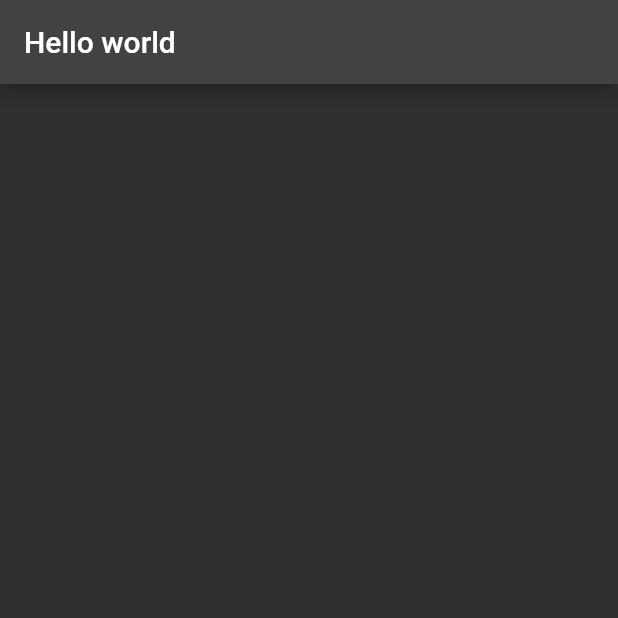
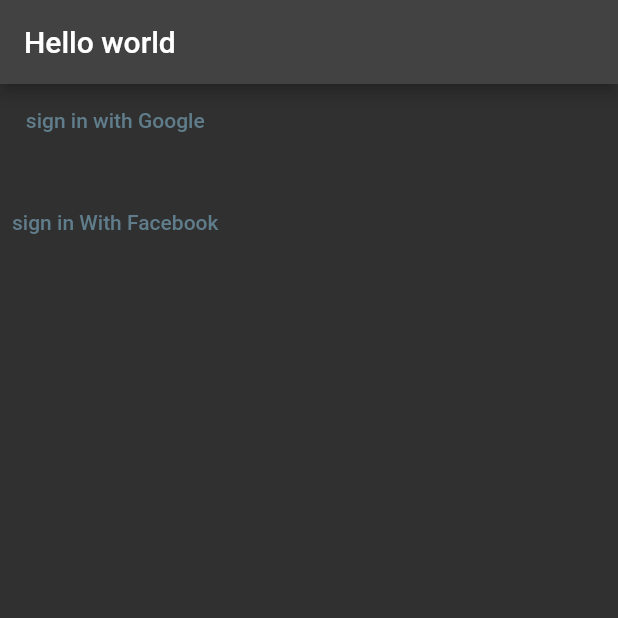
Before and after one commit to Sachin98123/Image-Sharing-App, a Flutter app: the screen it shows after launch, on a phone screen of 412 x 824 dp, the top half of it. Run offline on Flutter 3.47's test engine with Material 2 defaults, Android fonts, the light colour scheme and no system bars; our stand-ins replace firebase_auth, firebase_core, google_sign_in; missing offline and left inert: flutter_facebook_auth; accounts and stored records are empty.

Commit message:
auth done somehow

```diff
--- a/lib/main.dart
+++ b/lib/main.dart
@@ -1,6 +1,7 @@
 import 'package:firebase_core/firebase_core.dart';
 import 'package:flutter/material.dart';
 import 'package:insta_closachin/firebase_options.dart';
+import 'package:insta_closachin/state/auth/backend/authenticator.dart';
 
 void main() async {
   WidgetsFlutterBinding.ensureInitialized();
@@ -42,6 +43,27 @@
       appBar: AppBar(
         title: const Text("Hello world"),
       ),
+      body: Column(
+        children: [
+          TextButton(
+            onPressed: () async {
+              final result = await Authenticator().loginWithGoogle();
+              print(result);
+            },
+            child: const Text('sign in with Google'),
+          ),
+          const SizedBox(
+            height: 20,
+          ),
+          TextButton(
+            onPressed: () async {
+              final result = await Authenticator().loginWithFacebook();
+              print(result);
+            },
+            child: const Text("sign in With Facebook"),
+          ),
+        ],
+      ),
     );
   }
 }
--- /dev/null
+++ b/lib/state/auth/constants/constants.dart
@@ -0,0 +1,10 @@
+import 'package:flutter/foundation.dart';
+
+@immutable
+class Constants {
+  static const accountExistsWithDifferentCredential =
+      'account_exists-with-different-credential';
+  static const googleCom = 'google.com';
+  static const emailScope = 'email';
+  const Constants._();
+}
--- /dev/null
+++ b/lib/state/auth/model/auth_result.dart
@@ -0,0 +1,5 @@
+enum AuthResult {
+  aborted,
+  success,
+  failure,
+}
--- /dev/null
+++ b/lib/state/post/typedef/user_id.dart
@@ -0,0 +1 @@
+typedef UserId = String;
```
Also changed, not shown: lib/state/auth/backend/authenticator.dart (added, +74 -0 lines), lib/state/auth/model/auth_state.dart (added, +38 -0 lines), 2 other files.
